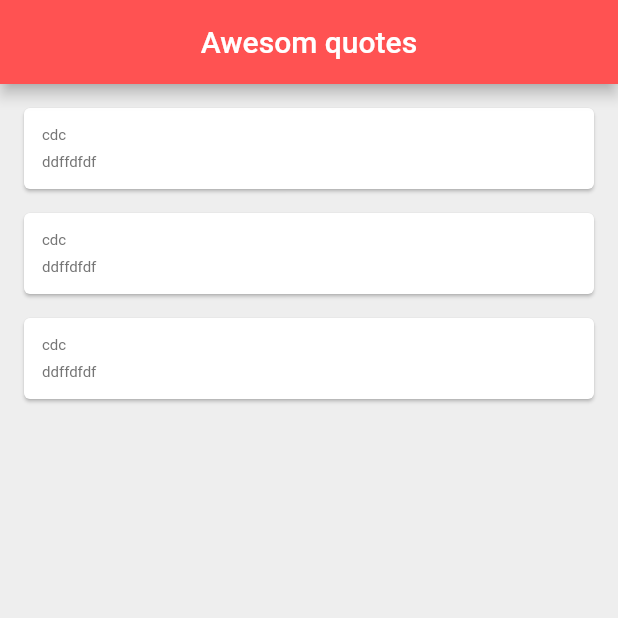
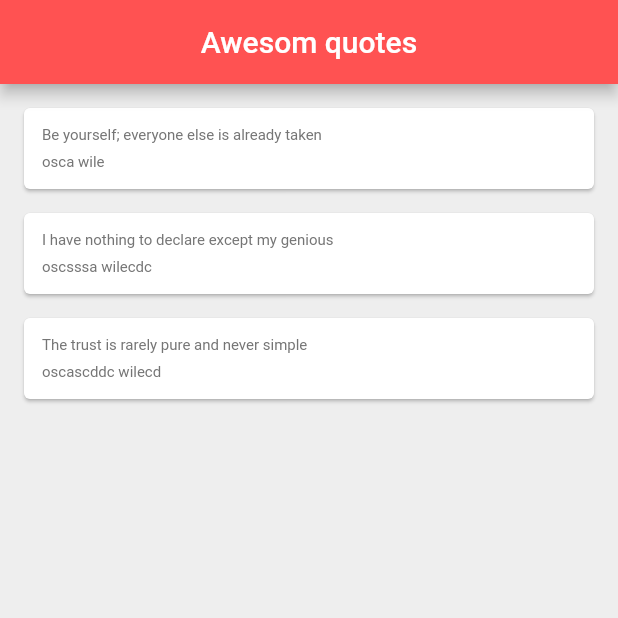
Before and after one commit to randikawann/1stFlutterApp20200405, a Flutter app: the screen it shows after launch, on a phone screen of 412 x 824 dp, the top half of it. Run offline on Flutter 3.47's test engine with Material 2 defaults, Android fonts, the phone set to English and light mode, and no system bars.

```diff
--- a/lib/main.dart
+++ b/lib/main.dart
@@ -22,32 +22,8 @@ class _QuoteListState extends State<QuoteList> {
   ];
 
   Widget quoteTemplate(quote){
-    return Card(
-      margin: EdgeInsets.fromLTRB(16.0, 16.0, 16.0, 0),
-      child: Padding(
-        padding: const EdgeInsets.all(12.0),
-        child: Column(
-          crossAxisAlignment: CrossAxisAlignment.stretch,
-          children: <Widget>[
-            Text(
-              "cdc",
-              style: TextStyle(
-                fontSize: 10.0,
-                color: Colors.grey[600],
-              ),
-            ),
-            SizedBox(height: 6.0,),
-            Text(
-              'ddffdfdf',
-              style: TextStyle(
-                fontSize: 10.0,
-                color: Colors.grey[600],
-              ),
-            ),
-          ],
-        ),
-      ),
-    );
+    // from Flutter Outline rightclick "Card" select "extract widget" change name.
+    return QuoteCard(quote: quote);
   }
 
 
@@ -67,3 +43,38 @@ class _QuoteListState extends State<QuoteList> {
     );
   }
 }
+
+class QuoteCard extends StatelessWidget {
+  Quote quote;
+  QuoteCard({this.quote});
+
+  @override
+  Widget build(BuildContext context) {
+    return Card(
+      margin: EdgeInsets.fromLTRB(16.0, 16.0, 16.0, 0),
+      child: Padding(
+        padding: const EdgeInsets.all(12.0),
+        child: Column(
+          crossAxisAlignment: CrossAxisAlignment.stretch,
+          children: <Widget>[
+            Text(
+              quote.text,
+              style: TextStyle(
+                fontSize: 10.0,
+                color: Colors.grey[600],
+              ),
+            ),
+            SizedBox(height: 6.0,),
+            Text(
+              quote.author,
+              style: TextStyle(
+                fontSize: 10.0,
+                color: Colors.grey[600],
+              ),
+            ),
+          ],
+        ),
+      ),
+    );
+  }
+}
```
